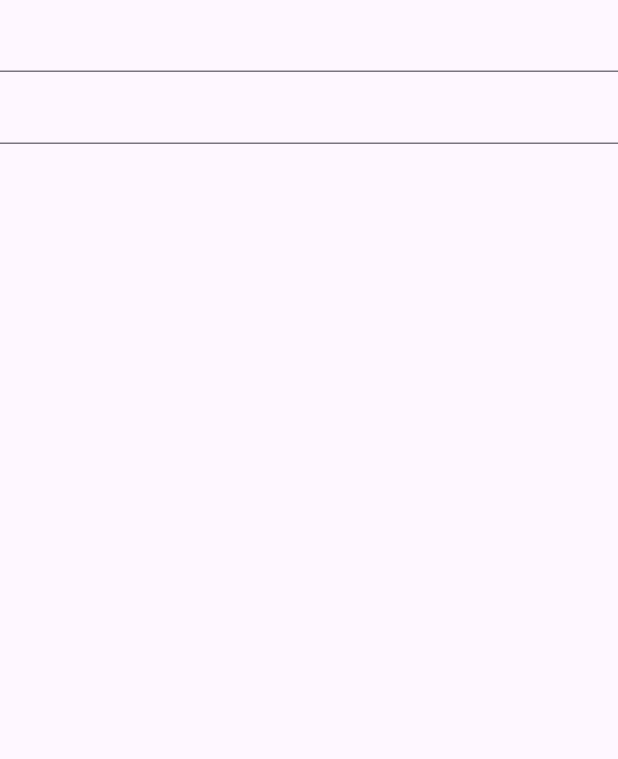
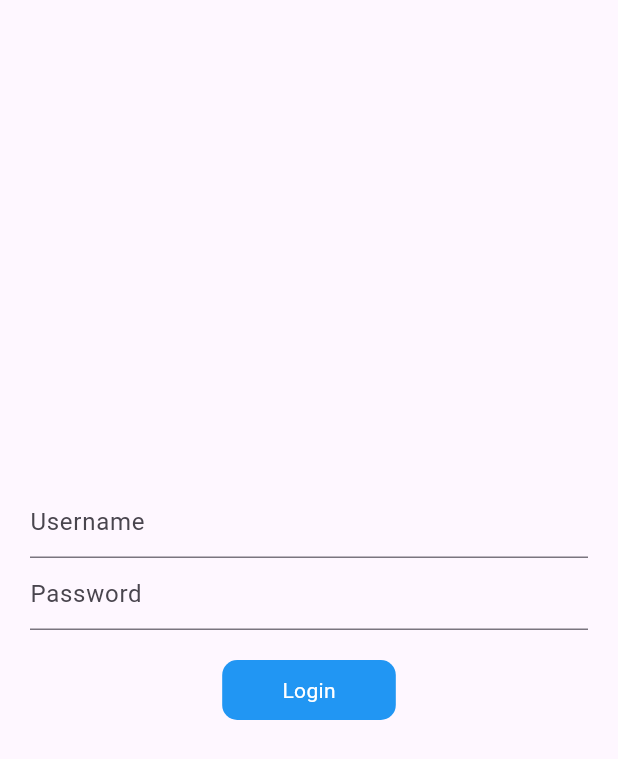
Before and after one commit to cakareli/flutter_block_test_app, a Flutter app: the screen it shows after launch, on a phone screen of 412 x 824 dp. Shown: the top 759 px of the screen. Run offline on Flutter 3.47's test engine with Material 3 defaults, Android fonts, the phone set to English and light mode, and no system bars; our stand-ins replace dartz, flutter_bloc, freezed_annotation, get_it, injectable, shared_preferences.

Commit message:
login cubit listeners added in main and login page, toast bar displayed for success and failure login

```diff
--- a/lib/feature/login/data/data_sources/login_data_source.dart
+++ b/lib/feature/login/data/data_sources/login_data_source.dart
@@ -1,3 +1,4 @@
+import 'package:flutter_block_test_app/core/network/failures.dart';
 import 'package:flutter_block_test_app/feature/login/data/data_sources/login_shared_preference_service.dart';
 import 'package:injectable/injectable.dart';
 
@@ -31,6 +32,10 @@ class LoginDataSourceImpl implements LoginDataSource {
     try {
       // login api call
       await Future.delayed(const Duration(seconds: 2));
+      if (username != 'test' && password != 'test') {
+        throw const UnauthorizedFailure('Invalid credentials');
+      }
+
       _loginSharedPreferenceService.saveToken('token123');
     } catch (e) {
       //error handle
--- a/lib/feature/login/presentation/cubit/login_state.dart
+++ b/lib/feature/login/presentation/cubit/login_state.dart
@@ -6,6 +6,8 @@ part 'login_state.freezed.dart';
 class LoginState with _$LoginState {
   const factory LoginState.initial({
     @Default(LoginStatus.signedOut) LoginStatus authStatus,
+    @Default(LoginFieldsInputCheck.initial)
+    LoginFieldsInputCheck loginFieldsInputCheck,
   }) = _Initial;
 }
 
@@ -14,3 +16,9 @@ enum LoginStatus {
   loading,
   signedOut,
 }
+
+enum LoginFieldsInputCheck {
+  initial,
+  failure,
+  success,
+}
--- a/lib/feature/login/presentation/pages/login_page.dart
+++ b/lib/feature/login/presentation/pages/login_page.dart
@@ -1,4 +1,7 @@
 import 'package:flutter/material.dart';
+import 'package:flutter_bloc/flutter_bloc.dart';
+import 'package:flutter_block_test_app/feature/login/presentation/cubit/login_cubit.dart';
+import 'package:flutter_block_test_app/feature/login/presentation/cubit/login_state.dart';
 
 class LoginPage extends StatelessWidget {
   const LoginPage({super.key});
@@ -6,28 +9,93 @@ class LoginPage extends StatelessWidget {
   @override
   Widget build(BuildContext context) {
     final TextEditingController usernameController = TextEditingController();
+    final TextEditingController passwordController = TextEditingController();
+    // !
+    // fetching state of login cubit for specific cases
+    final loginState = context.watch<LoginCubit>().state;
 
-    final TextEditingController passwordController = TextEditingController();
     return Scaffold(
       appBar: null,
-      body: Column(
+      body: BlocListener<LoginCubit, LoginState>(
+        listener: (context, state) {
+          if (state.loginFieldsInputCheck == LoginFieldsInputCheck.success) {
+            ScaffoldMessenger.of(context).showSnackBar(
+              const SnackBar(
+                content: Text('Login success'),
+                duration: Duration(seconds: 2), // Toast duration
+                behavior: SnackBarBehavior.floating, // Floating like a toast
+                margin: EdgeInsets.all(16), // Adds padding around the SnackBar
+              ),
+            );
+          } else if (state.loginFieldsInputCheck ==
+              LoginFieldsInputCheck.failure) {
+            ScaffoldMessenger.of(context).showSnackBar(
+              const SnackBar(
+                content: Text('Login error'),
+                duration: Duration(seconds: 2), // Toast duration
+                behavior: SnackBarBehavior.floating, // Floating like a toast
+                margin: EdgeInsets.all(16), // Adds padding around the SnackBar
+              ),
+            );
+          }
+        },
+        child: Padding(
+          padding: const EdgeInsets.all(20.0),
+          child: Column(
+            mainAxisAlignment: MainAxisAlignment.center,
             children: [
               TextFormField(
                 controller: usernameController,
+                decoration: const InputDecoration(hintText: 'Username'),
               ),
               TextFormField(
                 controller: passwordController,
                 obscureText: true,
+                decoration: const InputDecoration(hintText: 'Password'),
               ),
-          GestureDetector(
+              Padding(
+                padding: const EdgeInsets.symmetric(vertical: 20.0),
+                child: GestureDetector(
                   child: Container(
                     decoration: BoxDecoration(
                       borderRadius: BorderRadius.circular(10),
+                      color: Colors.blue,
+                    ),
+                    child: Padding(
+                      padding: const EdgeInsets.symmetric(
+                          horizontal: 40, vertical: 10),
+                      child: loginState.authStatus == LoginStatus.loading
+                          ? const SizedBox(
+                              width: 20,
+                              height: 20,
+                              child: CircularProgressIndicator(
+                                color: Colors.white,
+                              ),
+                            )
+                          : const Text(
+                              'Login',
+                              style: TextStyle(color: Colors.white),
                             ),
                     ),
-            onTap: () {},
+                  ),
+                  onTap: () {
+                    // ! Bloc
+                    context.read<LoginCubit>().login(
+                          username: usernameController.text,
+                          password: passwordController.text,
+                        );
+
+                    // ! GetIt
+                    // getIt<LoginCubit>().login(
+                    //   username: usernameController.text,
+                    //   password: passwordController.text,
+                    // );
+                  },
+                ),
               ),
             ],
+          ),
+        ),
       ),
     );
   }
--- a/lib/main.dart
+++ b/lib/main.dart
@@ -2,6 +2,7 @@ import 'package:flutter/material.dart';
 import 'package:flutter_bloc/flutter_bloc.dart';
 import 'package:flutter_block_test_app/config/injection.dart';
 import 'package:flutter_block_test_app/feature/login/presentation/cubit/login_cubit.dart';
+import 'package:flutter_block_test_app/feature/login/presentation/cubit/login_state.dart';
 import 'package:flutter_block_test_app/feature/login/presentation/pages/splash_screen_page.dart';
 
 void main() async {
@@ -15,17 +16,22 @@ class MyApp extends StatelessWidget {
 
   @override
   Widget build(BuildContext context) {
-    return MaterialApp(
-      title: 'Flutter Demo',
-      theme: ThemeData(
-        colorScheme: ColorScheme.fromSeed(seedColor: Colors.deepPurple),
-        useMaterial3: true,
+    return BlocProvider(
+      create: (context) => getIt<LoginCubit>()..checkAuth(),
+      child: BlocListener<LoginCubit, LoginState>(
+        listener: (context, state) {
+          // sign out check
+        },
+        child: MaterialApp(
+          title: 'Flutter Demo',
+          theme: ThemeData(
+            colorScheme: ColorScheme.fromSeed(seedColor: Colors.deepPurple),
+            useMaterial3: true,
+          ),
+          home: const SplashScreenPage(),
+          debugShowCheckedModeBanner: false,
+        ),
       ),
-      home: BlocProvider(
-        create: (context) => getIt<LoginCubit>()..checkAuth(),
-        child: const SplashScreenPage(),
-      ),
-      debugShowCheckedModeBanner: false,
     );
   }
 }
```
Also changed, not shown: lib/feature/login/presentation/cubit/login_cubit.dart (+12 -3 lines), lib/feature/login/presentation/cubit/login_state.freezed.dart. Lines whose indentation alone changed are shown as unchanged.
